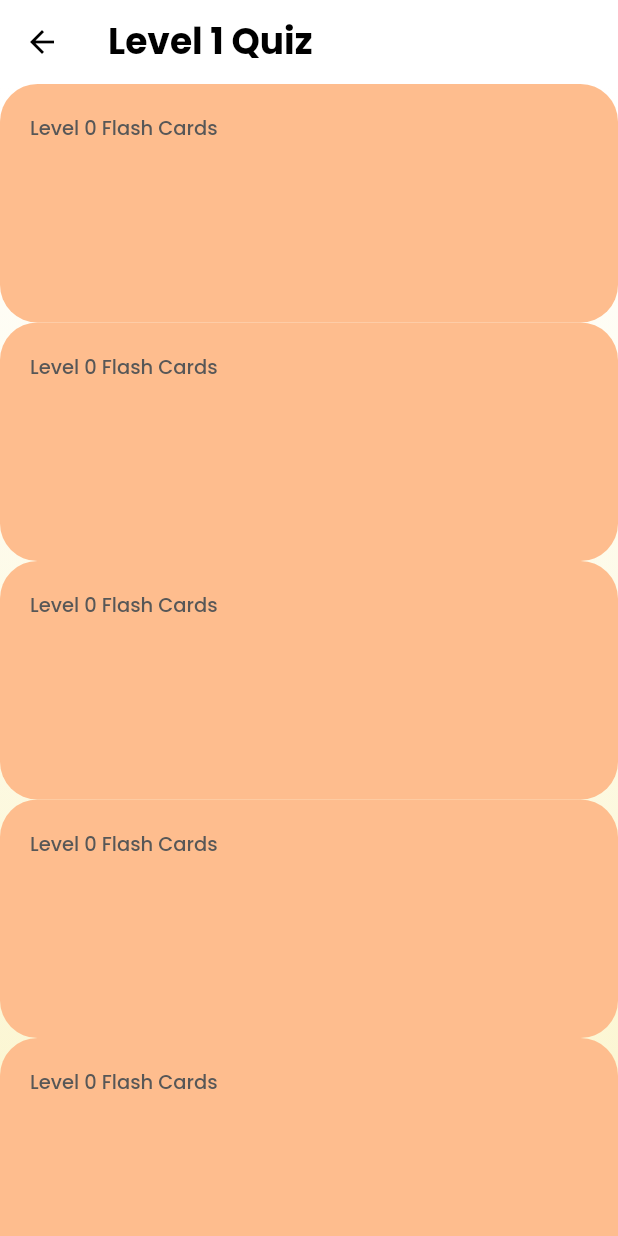
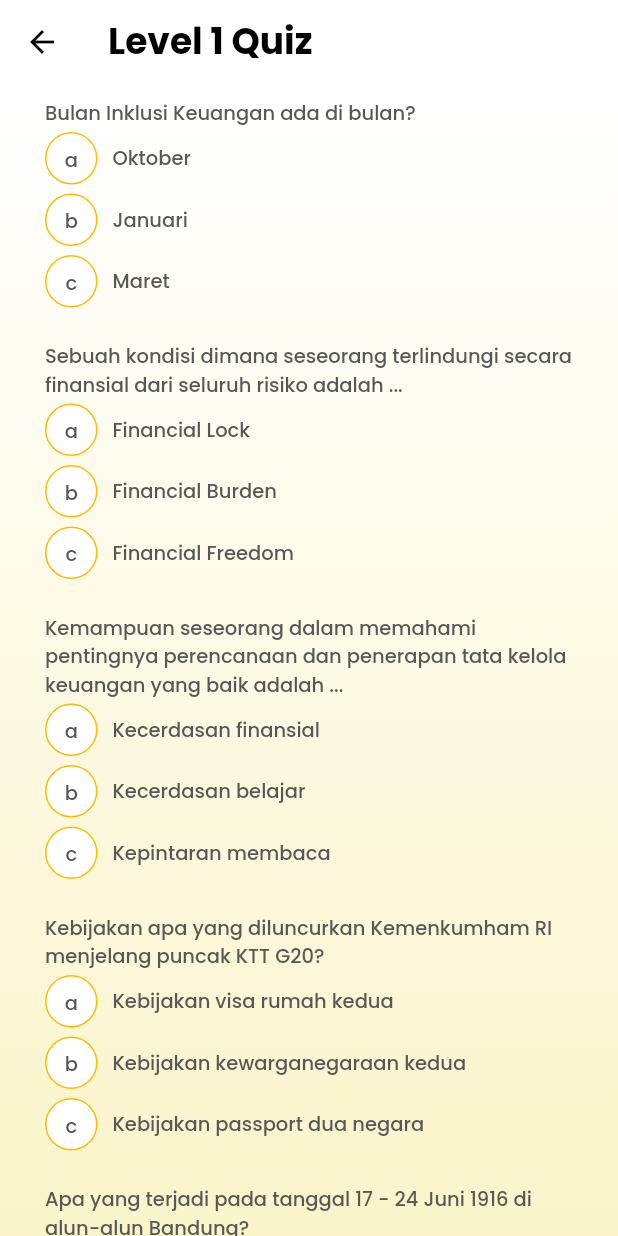
Before and after one commit to florentianayuwono/LiteUp, a Flutter app: the QuizScreen screen opened directly, on a phone screen of 412 x 824 dp. Run offline on Flutter 3.47's test engine with Material 2 defaults, Android fonts, the phone set to English and light mode, and no system bars; our stand-ins replace google_fonts, permission_handler; missing offline and left inert: dart:ffi, flutter_sound; network calls fail.

Commit message:
Add quiz questions

```diff
--- a/lite_up/lib/constants/style.dart
+++ b/lite_up/lib/constants/style.dart
@@ -50,3 +50,5 @@ const BoxDecoration primaryBackground = BoxDecoration(
 
 BoxDecoration unlockedCardBackground =
     BoxDecoration(color: softOrange, borderRadius: BorderRadius.circular(25));
+
+var mapNumberToLetter = {1: 'a', 2: 'b', 3: 'c'};
--- a/lite_up/lib/constants/text.dart
+++ b/lite_up/lib/constants/text.dart
@@ -41,45 +41,41 @@ const flashcards_1 = [
 
 const quiz_1 = [
   [
-    "Who was the first president of Indonesia?",
-    "Soekarno",
-    "Moh. Hatta",
-    "Sayuti Melik"
+    "Bulan Inklusi Keuangan ada di bulan?",
+    ["Oktober", "Januari", "Maret"],
+    0
   ],
   [
-    "Apa topik utama pembahasan G20 tahun 2022?",
-    "Perubahan iklim",
-    "Inflasi dan perekonomian global",
-    "Kelestarian lingkungan"
+    "Sebuah kondisi dimana seseorang terlindungi secara finansial dari seluruh risiko adalah ...",
+    ["Financial Lock", "Financial Burden", "Financial Freedom"],
+    2
   ],
   [
-    "Apa topik utama pembahasan G20 tahun 2022?",
-    "Perubahan iklim",
-    "Inflasi dan perekonomian global",
-    "Kelestarian lingkungan"
+    "Kemampuan seseorang dalam memahami pentingnya perencanaan dan penerapan tata kelola keuangan yang baik adalah ...",
+    ["Kecerdasan finansial", "Kecerdasan belajar", "Kepintaran membaca"],
+    0
   ],
   [
-    "Apa topik utama pembahasan G20 tahun 2022?",
-    "Perubahan iklim",
-    "Inflasi dan perekonomian global",
-    "Kelestarian lingkungan"
+    "Kebijakan apa yang diluncurkan Kemenkumham RI menjelang puncak KTT G20?",
+    [
+      "Kebijakan visa rumah kedua",
+      "Kebijakan kewarganegaraan kedua",
+      "Kebijakan passport dua negara"
+    ],
+    0
   ],
   [
-    "Apa topik utama pembahasan G20 tahun 2022?",
-    "Perubahan iklim",
-    "Inflasi dan perekonomian global",
-    "Kelestarian lingkungan"
+    "Apa yang terjadi pada tanggal 17 - 24 Juni 1916 di alun-alun Bandung?",
+    [
+      "Kongres Serikat Islam",
+      "Inflasi dan perekonomian global",
+      "Kelestarian lingkungan"
+    ],
+    0
   ],
   [
-    "Apa topik utama pembahasan G20 tahun 2022?",
-    "Perubahan iklim",
-    "Inflasi dan perekonomian global",
-    "Kelestarian lingkungan"
-  ],
-  [
-    "Apa topik utama pembahasan G20 tahun 2022?",
-    "Perubahan iklim",
-    "Inflasi dan perekonomian global",
-    "Kelestarian lingkungan"
-  ],
+    "Jacques adalah karakter utama di buku?",
+    ["Laskar Pelangi", "Rumah Kaca", "Bumi Manusia"],
+    1
+  ]
 ];
--- /dev/null
+++ b/lite_up/lib/models/quiz_model.dart
@@ -0,0 +1,16 @@
+class Quiz {
+  final String question;
+  final List<String> choices;
+  final int correctIndex;
+
+  // Constructor for Book object
+  Quiz(
+      {required this.question,
+      required this.choices,
+      required this.correctIndex});
+
+  @override
+  String toString() {
+    return "Quiz(question: $question, correctIndex: $correctIndex)";
+  }
+}
--- a/lite_up/lib/screens/quiz_screen.dart
+++ b/lite_up/lib/screens/quiz_screen.dart
@@ -8,6 +8,7 @@ import 'package:permission_handler/permission_handler.dart';
 import '../api/sound_recorder.dart';
 import '../constants/style.dart';
 import '../constants/text.dart';
+import '../models/quiz_model.dart';
 import '../widgets/quiz_widget.dart';
 import '../widgets/next_button.dart';
 
@@ -24,36 +25,16 @@ class QuizScreen extends StatefulWidget {
 }
 
 class _QuizScreenState extends State<QuizScreen> {
-  List<String> Quizs = [
+  List<Quiz> Quizes = [
     for (var i = 0; i < quiz_1.length; i++)
-      "// Quiz(title: quiz_1[i][0], content: quiz_1[i][1])"
+      Quiz(
+          question: quiz_1[i][0] as String,
+          choices: quiz_1[i][1] as List<String>,
+          correctIndex: quiz_1[i][2] as int)
   ];
 
-  // Create an index to loop through Quizs
+  // Create an index to loop through Quizes
   int index = 0;
-
-  // Create a function to display the next Quiz
-  void nextQuiz() {
-    if (index == Quizs.length - 1) {
-      return;
-    } else {
-      setState(() {
-        // Increments the index to rebuild the app to show next Quiz
-        index++;
-      });
-    }
-  }
-
-  void previousQuiz() {
-    if (index == 0) {
-      return;
-    } else {
-      setState(() {
-        // Decrements the index to rebuild the app to show previous Quiz
-        index--;
-      });
-    }
-  }
 
   @override
   Widget build(BuildContext context) {
@@ -75,10 +56,11 @@ class _QuizScreenState extends State<QuizScreen> {
               decoration: primaryBackground,
               alignment: Alignment.center,
               child: Column(
+                crossAxisAlignment: CrossAxisAlignment.start,
                 children: [
-                  for (var i = 0; i < Quizs.length; i++)
+                  for (var i = 0; i < Quizes.length; i++)
                     // Add the Quiz widget
-                    QuizWidget(level: index),
+                    QuizWidget(quiz: Quizes[i]),
                 ],
               ))),
     );
--- a/lite_up/lib/widgets/personalisation_button.dart
+++ b/lite_up/lib/widgets/personalisation_button.dart
@@ -52,8 +52,8 @@ class _PersonalisationButtonState extends State<PersonalisationButton> {
               color: textColor, fontSize: 13, fontWeight: FontWeight.w500)),
       child: Text(
         widget.buttonText,
-        style: TextStyle(
-            color: textColor, fontSize: 13, fontWeight: FontWeight.w500),
+        style: GoogleFonts.poppins(textStyle: TextStyle(
+            color: textColor, fontSize: 13, fontWeight: FontWeight.w500)),
       ),
     );
   }
--- a/lite_up/lib/widgets/quiz_widget.dart
+++ b/lite_up/lib/widgets/quiz_widget.dart
@@ -2,70 +2,78 @@ import 'package:flutter/material.dart';
 import 'package:google_fonts/google_fonts.dart';
 import 'package:lite_up/screens/flashcard_screen.dart';
 import '../constants/style.dart';
+import '../models/quiz_model.dart';
 
 class QuizWidget extends StatefulWidget {
-  const QuizWidget({Key? key, required this.level}) : super(key: key);
+  const QuizWidget({Key? key, required this.quiz}) : super(key: key);
 
-  final int level;
+  final Quiz quiz;
 
   @override
   State<QuizWidget> createState() => _QuizWidgetState();
 }
 
 class _QuizWidgetState extends State<QuizWidget> {
-  bool levelIsLocked = false;
+  bool isPressed = false;
+  Color primary = white;
+  int choicePressed = -1;
 
-  // Create a function to display the unlocked level
-  void unlockLevel() {
-    if (levelIsLocked) {
+  void pressed(i) {
+    if (isPressed) {
       setState(() {
-        levelIsLocked = false;
+        isPressed = false;
+        primary = white;
       });
     } else {
-      return;
+      setState(() {
+        isPressed = true;
+        primary = deepYellow;
+        choicePressed = i;
+      });
     }
   }
 
   @override
   Widget build(BuildContext context) {
-    if (levelIsLocked) {
-      return GestureDetector(
-          onTap: () {
-            const FlashcardScreen();
-          },
-          child: Container(
-              padding: const EdgeInsets.only(left: 20, right: 20, top: 20, bottom: 0),
-              decoration: BoxDecoration(
-                  color: white, borderRadius: BorderRadius.circular(25)),
-              alignment: Alignment.center,
-              child: Stack(children: [
-                Text(
-                  'Level ${widget.level} Flash Cards',
-                  style: GoogleFonts.poppins(textStyle: personalisationTextstyle),
-                ),
+    return Container(
+        padding: EdgeInsets.symmetric(vertical: 10, horizontal: 30),
+        color: Colors.transparent,
+        alignment: Alignment.centerLeft,
+        child:
+            Column(crossAxisAlignment: CrossAxisAlignment.stretch, children: [
+          Text(
+            widget.quiz.question,
+            textAlign: TextAlign.left,
+            style: GoogleFonts.poppins(textStyle: personalisationTextstyle),
+          ),
+          for (int i = 0; i < widget.quiz.choices.length; i++)
+            Row(
+              children: [
                 Container(
-                    alignment: Alignment.bottomCenter,
-                    margin: const EdgeInsets.symmetric(vertical: 60),
-                    child: Image.asset('lib/assets/images/lock_icon.png'))
-              ])));
-    } else {
-      return GestureDetector(
-          onTap: () {
-            Navigator.push(
-                context,
-                MaterialPageRoute(
-                    builder: (context) => const FlashcardScreen()));
-          },
-          child: Container(
-              padding:
-                  EdgeInsets.only(left: 20, right: 20, top: 20, bottom: 120),
-              decoration: BoxDecoration(
-                  color: softOrange, borderRadius: BorderRadius.circular(25)),
-              alignment: Alignment.centerLeft,
-              child: Text(
-                'Level ${widget.level} Flash Cards',
-                style: GoogleFonts.poppins(textStyle: personalisationTextstyle),
-              )));
-    }
+                    margin:
+                        const EdgeInsets.symmetric(vertical: 3, horizontal: 0),
+                    decoration: BoxDecoration(
+                        color: i == choicePressed ? primary : white,
+                        shape: BoxShape.circle,
+                        border: Border.all(color: deepYellow)),
+                    width: 35,
+                    height: 35,
+                    child: TextButton(
+                        onPressed: () {
+                          pressed(i);
+                        },
+                        child: Text(mapNumberToLetter[i + 1] as String,
+                            style: GoogleFonts.poppins(
+                                textStyle: personalisationTextstyle)))),
+                Container(
+                    alignment: Alignment.centerLeft,
+                    margin: const EdgeInsets.symmetric(
+                        vertical: 10, horizontal: 10),
+                    child: Text(widget.quiz.choices[i],
+                        style: GoogleFonts.poppins(
+                            textStyle: personalisationTextstyle)))
+              ],
+            )
+        ]));
   }
 }
```
Also changed, not shown: lite_up/flutter_02.png (added).
